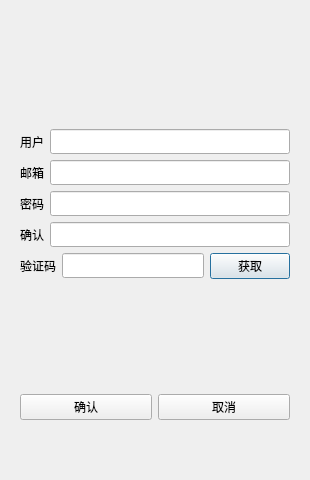
Old version of the form uis/registerDialog.ui in the repository Arteiimis/qt_chat_fullstack.
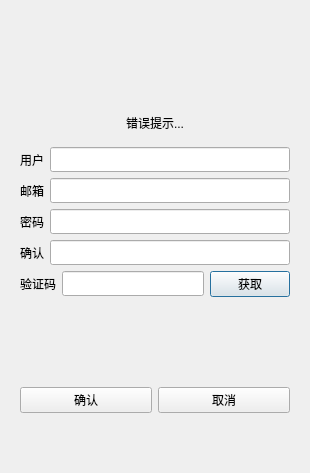
New version of the form.

The edit to the form file:
```diff
--- a/uis/registerDialog.ui
+++ b/uis/registerDialog.ui
@@ -7,7 +7,7 @@
     <x>0</x>
     <y>0</y>
     <width>310</width>
-    <height>480</height>
+    <height>473</height>
    </rect>
   </property>
   <property name="windowTitle">
@@ -28,6 +28,9 @@
            <property name="orientation">
             <enum>Qt::Vertical</enum>
            </property>
+           <property name="sizeType">
+            <enum>QSizePolicy::Expanding</enum>
+           </property>
            <property name="sizeHint" stdset="0">
             <size>
              <width>20</width>
@@ -36,6 +39,31 @@
            </property>
           </spacer>
          </item>
+         <item>
+          <widget class="QWidget" name="widget" native="true">
+           <property name="minimumSize">
+            <size>
+             <width>0</width>
+             <height>25</height>
+            </size>
+           </property>
+           <property name="contextMenuPolicy">
+            <enum>Qt::DefaultContextMenu</enum>
+           </property>
+           <layout class="QVBoxLayout" name="verticalLayout">
+            <item>
+             <widget class="QLabel" name="errorHint">
+              <property name="text">
+               <string>错误提示...</string>
+              </property>
+              <property name="alignment">
+               <set>Qt::AlignCenter</set>
+              </property>
+             </widget>
+            </item>
+           </layout>
+          </widget>
+         </item>
          <item>
           <layout class="QHBoxLayout" name="horizontalLayout_2">
            <item>
@@ -172,21 +200,21 @@
          </item>
          <item>
           <layout class="QHBoxLayout" name="horizontalLayout_9">
+           <item>
+            <widget class="QPushButton" name="confirmBtn">
+             <property name="minimumSize">
+              <size>
+               <width>0</width>
+               <height>25</height>
+              </size>
+             </property>
+             <property name="text">
+              <string>确认</string>
+             </property>
+            </widget>
+           </item>
            <item>
             <widget class="QPushButton" name="cancelBtn">
-             <property name="minimumSize">
-              <size>
-               <width>0</width>
-               <height>25</height>
-              </size>
-             </property>
-             <property name="text">
-              <string>确认</string>
-             </property>
-            </widget>
-           </item>
-           <item>
-            <widget class="QPushButton" name="pushButton_2">
              <property name="minimumSize">
               <size>
                <width>0</width>
```
